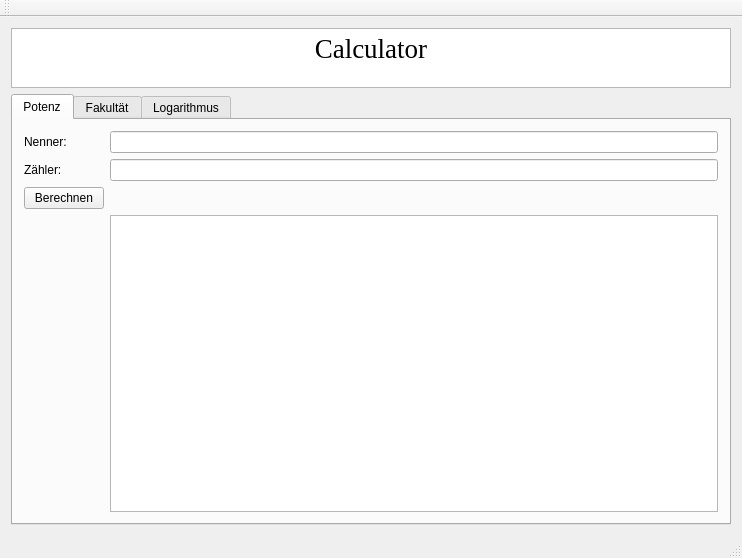
First picture: the form in calc_ui/CalcMainWindow.ui, repository Biadetis/calculator, before the edit.
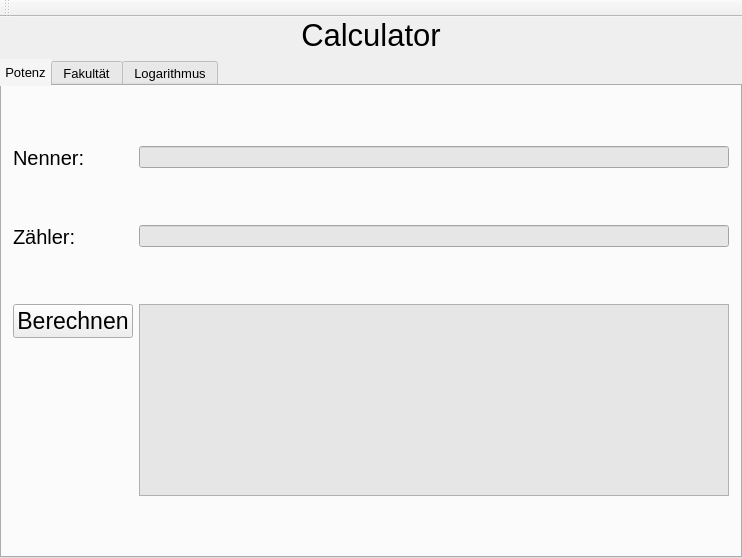
Second picture: the form after the edit. The open tabs and pages were chosen to show the change.

Commit message: ui fast fertig

Diff of the .ui file:
```diff
--- a/calc_ui/CalcMainWindow.ui
+++ b/calc_ui/CalcMainWindow.ui
@@ -15,33 +15,52 @@
   </property>
   <widget class="QWidget" name="centralWidget">
    <layout class="QVBoxLayout" name="verticalLayout">
+    <property name="leftMargin">
+     <number>0</number>
+    </property>
+    <property name="topMargin">
+     <number>0</number>
+    </property>
+    <property name="rightMargin">
+     <number>0</number>
+    </property>
+    <property name="bottomMargin">
+     <number>0</number>
+    </property>
     <item>
-     <widget class="QTextEdit" name="textEdit">
-      <property name="maximumSize">
-       <size>
-        <width>16777215</width>
-        <height>60</height>
-       </size>
-      </property>
+     <widget class="QLabel" name="label_6">
       <property name="font">
        <font>
-        <family>Times New Roman</family>
+        <pointsize>23</pointsize>
        </font>
       </property>
-      <property name="html">
-       <string>&lt;!DOCTYPE HTML PUBLIC &quot;-//W3C//DTD HTML 4.0//EN&quot; &quot;http://www.w3.org/TR/REC-html40/strict.dtd&quot;&gt;
-&lt;html&gt;&lt;head&gt;&lt;meta name=&quot;qrichtext&quot; content=&quot;1&quot; /&gt;&lt;meta charset=&quot;utf-8&quot; /&gt;&lt;style type=&quot;text/css&quot;&gt;
-p, li { white-space: pre-wrap; }
-hr { height: 1px; border-width: 0; }
-li.unchecked::marker { content: &quot;\2610&quot;; }
-li.checked::marker { content: &quot;\2612&quot;; }
-&lt;/style&gt;&lt;/head&gt;&lt;body style=&quot; font-family:'Times New Roman'; font-size:9pt; font-weight:400; font-style:normal;&quot;&gt;
-&lt;p align=&quot;center&quot; style=&quot; margin-top:0px; margin-bottom:0px; margin-left:0px; margin-right:0px; -qt-block-indent:0; text-indent:0px;&quot;&gt;&lt;span style=&quot; font-size:20pt;&quot;&gt;Calculator&lt;/span&gt;&lt;/p&gt;&lt;/body&gt;&lt;/html&gt;</string>
+      <property name="text">
+       <string>Calculator</string>
+      </property>
+      <property name="alignment">
+       <set>Qt::AlignmentFlag::AlignCenter</set>
       </property>
      </widget>
     </item>
     <item>
      <widget class="QTabWidget" name="tabWidget">
+      <property name="font">
+       <font>
+        <pointsize>10</pointsize>
+       </font>
+      </property>
+      <property name="styleSheet">
+       <string notr="true">background-color: rgba(245, 245, 245, 20);
+
+QTabBar::tab {
+background-color: rgba(230, 230, 230, 20)
+padding: 5px;
+}
+QTabBar::tab:selected {
+background-color: rgb(245, 245, 245);
+padding: 5px;
+}</string>
+      </property>
       <property name="currentIndex">
        <number>2</number>
       </property>
@@ -52,6 +71,11 @@
        <layout class="QFormLayout" name="formLayout">
         <item row="0" column="0">
          <widget class="QLabel" name="label">
+          <property name="font">
+           <font>
+            <pointsize>15</pointsize>
+           </font>
+          </property>
           <property name="text">
            <string>Nenner:</string>
           </property>
@@ -59,31 +83,62 @@
         </item>
         <item row="1" column="0">
          <widget class="QLabel" name="label_2">
+          <property name="font">
+           <font>
+            <pointsize>15</pointsize>
+           </font>
+          </property>
           <property name="text">
            <string>Zähler:</string>
           </property>
          </widget>
         </item>
+        <item row="0" column="1">
+         <widget class="QLineEdit" name="PotenzInput1">
+          <property name="styleSheet">
+           <string notr="true">background-color:rgba(230,230,230,255);</string>
+          </property>
+         </widget>
+        </item>
+        <item row="1" column="1">
+         <widget class="QLineEdit" name="PotenzInput2">
+          <property name="styleSheet">
+           <string notr="true">background-color:rgba(230,230,230,255);</string>
+          </property>
+         </widget>
+        </item>
         <item row="2" column="0">
          <widget class="QPushButton" name="PotenzExec">
+          <property name="font">
+           <font>
+            <pointsize>17</pointsize>
+           </font>
+          </property>
+          <property name="styleSheet">
+           <string notr="true">color:rgb(0, 0, 0); 
+</string>
+          </property>
           <property name="text">
            <string>Berechnen</string>
           </property>
          </widget>
         </item>
-        <item row="0" column="1">
-         <widget class="QLineEdit" name="PotenzInput1"/>
-        </item>
-        <item row="1" column="1">
-         <widget class="QLineEdit" name="PotenzInput2"/>
-        </item>
-        <item row="3" column="1">
+        <item row="2" column="1">
          <widget class="QTextEdit" name="PotenzOutput">
+          <property name="maximumSize">
+           <size>
+            <width>16777215</width>
+            <height>200</height>
+           </size>
+          </property>
           <property name="font">
            <font>
             <pointsize>20</pointsize>
            </font>
           </property>
+          <property name="styleSheet">
+           <string notr="true">background-color:rgba(230,230,230,255);</string>
+          </property>
          </widget>
         </item>
        </layout>
@@ -186,7 +241,6 @@
     <bool>false</bool>
    </attribute>
   </widget>
-  <widget class="QStatusBar" name="statusBar"/>
  </widget>
  <layoutdefault spacing="6" margin="11"/>
  <resources>
```
Left out of the diff: 97 changed lines with no effect on the pictures. The commit also changes 4 other files.
